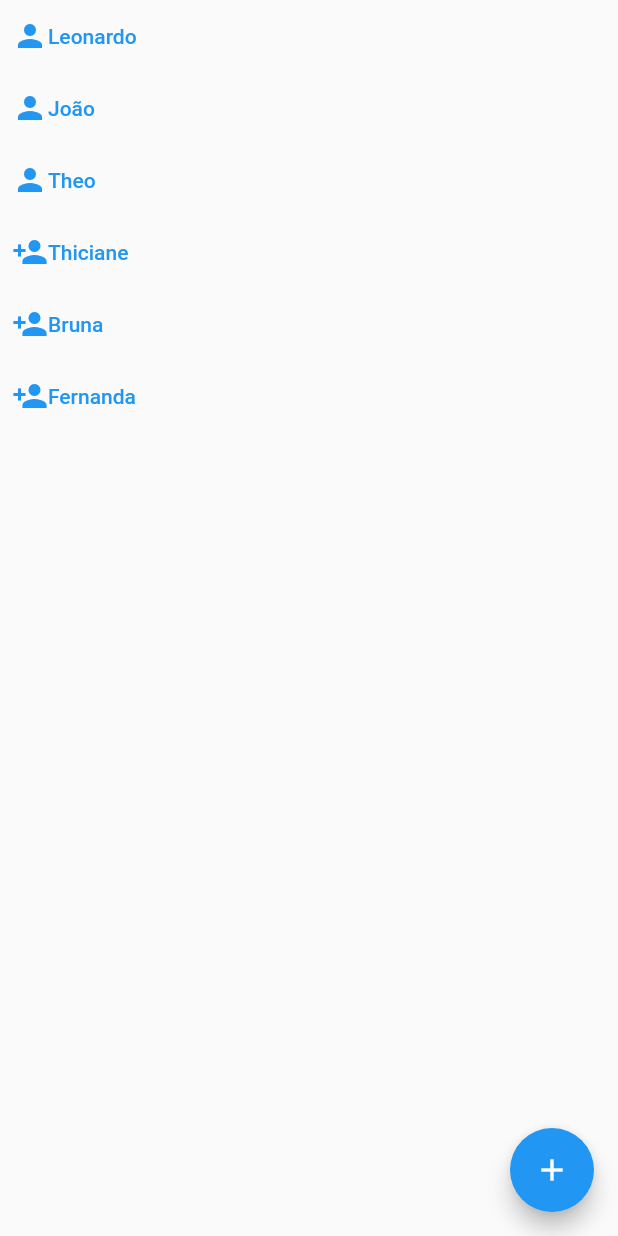
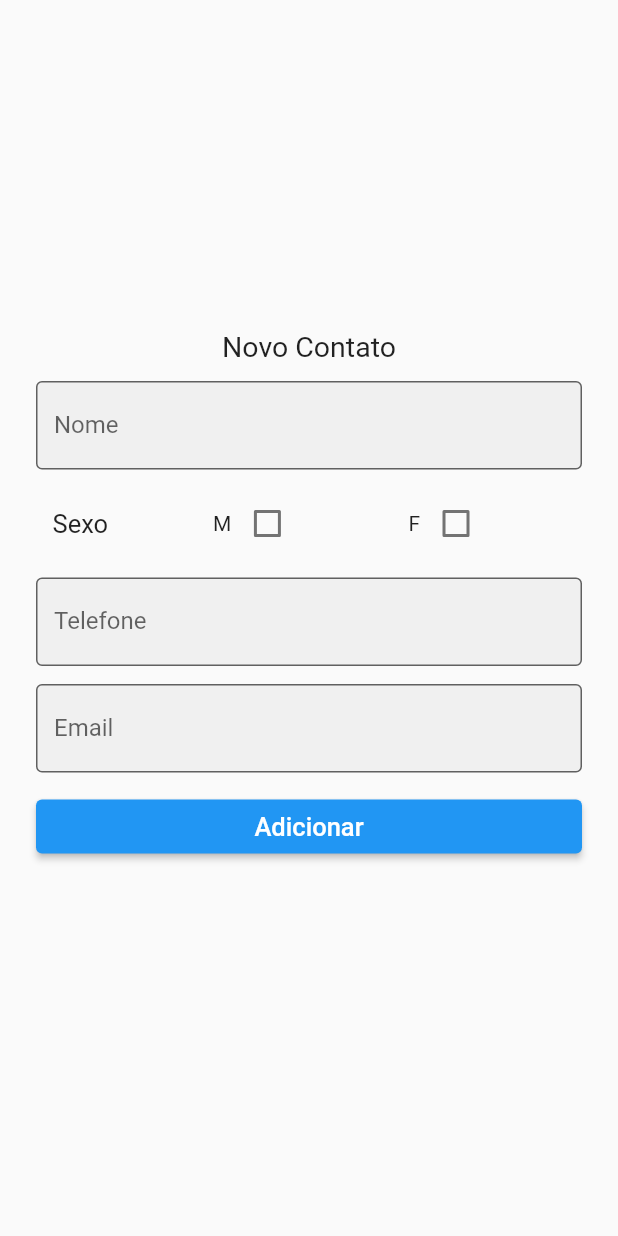
Before and after one commit to JPedroSilveira/flutter-contacts, a Flutter app: the screen it shows after launch, after a tap on the "add" icon, on a phone screen of 412 x 824 dp. Run offline on Flutter 3.47's test engine with Material 2 defaults, Android fonts, the phone set to English and light mode, and no system bars.

Commit message:
Feat(AddContact)

```diff
--- a/lib/contacts_list.dart
+++ b/lib/contacts_list.dart
@@ -2,6 +2,8 @@ import 'package:flutter/cupertino.dart';
 import 'package:flutter/material.dart';
 import 'package:flutter_contacts/contact.dart';
 import 'package:flutter_contacts/contact_item.dart';
+
+import 'novo_contato.dart';
 
 class ContactsList extends StatefulWidget {
   ContactsList({Key? key}) : super(key: key);
@@ -17,8 +19,33 @@ class _ContactsListState extends State<ContactsList> {
     _listaContatos = ListaContatos.inicializar();
   }
 
-  void _addContact() {
-    //_listaContatos.add(contato)
+  void _addContact(BuildContext context) async {
+    final Contato? contato = await Navigator.push(context, MaterialPageRoute(builder: (context) => NovoContato()));
+    if (contato != null) {
+      setState(() => _listaContatos.add(contato));
+      showSuccessDialog(context);
+    } else {
+      showFailDialog(context);
+    }
+  }
+
+  void showSuccessDialog(BuildContext context) {
+    showTextDialog(context, 'Contato Adicionado');
+  }
+
+  void showFailDialog(BuildContext context) {
+    showTextDialog(context, 'Erro ao adicionar contato');
+  }
+
+  void showTextDialog(BuildContext context, String text) {
+    showDialog(
+      context: context,
+      builder: (context) {
+        return AlertDialog(
+          content: Text(text),
+        );
+      }
+    );
   }
 
   void _removeContact(int index) {
@@ -41,7 +68,7 @@ class _ContactsListState extends State<ContactsList> {
         },
       ),
       floatingActionButton: FloatingActionButton(
-        onPressed: _addContact,
+        onPressed: () => _addContact(context),
         tooltip: 'Add contact',
         child: Icon(Icons.add),
       ),
--- /dev/null
+++ b/lib/novo_contato.dart
@@ -0,0 +1,136 @@
+import 'package:flutter/material.dart';
+import 'contact.dart';
+
+class NovoContato extends StatefulWidget {
+  NovoContato({Key? key}) : super(key: key);
+
+  @override
+  _NovoContatoState createState() => _NovoContatoState();
+}
+
+class _NovoContatoState extends State<NovoContato> {
+  final _nomeController = TextEditingController();
+  final _telefoneController = TextEditingController();
+  final _emailController = TextEditingController();
+
+  bool _checkedMale = false;
+  bool _checkedFemale = false;
+
+  void adicionarContato(BuildContext context) {
+    final Contato novoContato = Contato(
+        _nomeController.text,
+        _checkedMale ? 'M' : 'F',
+        int.parse(_telefoneController.text),
+        _emailController.text);
+    Navigator.pop(context, novoContato);
+
+    showDialog(
+      context: context,
+      builder: (context) {
+        return AlertDialog(
+          content: Text('Contato Adicionado'),
+        );
+      }
+    );
+  }
+
+  @override
+  Widget build(BuildContext context) {
+    return Scaffold(
+      body: SafeArea(
+        child: ListView(
+          padding: EdgeInsets.symmetric(horizontal: 24.0),
+          children: <Widget>[
+            SizedBox(height: 220.0),
+            Column(
+              children: <Widget>[
+                Text('Novo Contato', style: TextStyle(fontSize: 19)),
+              ],
+            ),
+            SizedBox(height: 12.0),
+            TextField(
+              controller: _nomeController,
+              decoration: InputDecoration(
+                border: OutlineInputBorder(),
+                filled: true,
+                labelText: 'Nome',
+              ),
+            ),
+            SizedBox(height: 12.0),
+            Row(
+              children: <Widget>[
+                SizedBox(
+                  width: 11,
+                ),
+                Text(
+                  'Sexo',
+                  style: TextStyle(fontSize: 17),
+                ),
+                SizedBox(
+                  width: 70,
+                ),
+                Text('M'),
+                Checkbox(
+                  value: _checkedMale,
+                  onChanged: (value) {
+                    if (value != null) {
+                      setState(() {
+                        _checkedMale = value;
+                        print(_checkedMale);
+                        _checkedFemale = false;
+                      });
+                    }
+                  },
+                  activeColor: Colors.green,
+                  checkColor: Colors.black,
+                ),
+                SizedBox(
+                  width: 70,
+                ),
+                Text('F'),
+                Checkbox(
+                  value: _checkedFemale,
+                  onChanged: (value) {
+                    if (value != null) {
+                      setState(() {
+                        _checkedFemale = value;
+                        _checkedMale = false;
+                        print(_checkedFemale);
+                      });
+                    }
+                  },
+                  activeColor: Colors.green,
+                  checkColor: Colors.black,
+                ),
+              ],
+            ),
+            SizedBox(height: 12.0),
+            TextField(
+              controller: _telefoneController,
+              decoration: InputDecoration(
+                border: OutlineInputBorder(),
+                filled: true,
+                labelText: 'Telefone',
+              ),
+              keyboardType: TextInputType.number,
+            ),
+            SizedBox(height: 12.0),
+            TextField(
+              controller: _emailController,
+              decoration: InputDecoration(
+                border: OutlineInputBorder(),
+                filled: true,
+                labelText: 'Email',
+              ),
+            ),
+            SizedBox(height: 12.0),
+            ElevatedButton(
+              child: Text('Adicionar', style: TextStyle(fontSize: 17)),
+              onPressed: () => adicionarContato(context)
+            ), //NAVIGATOR VOLTAR PRA LISTA
+          ],
+        ),
+      ),
+    );
+  }
+}
```
Also changed, not shown: lib/novoContato.dart (deleted, +0 -197 lines).
